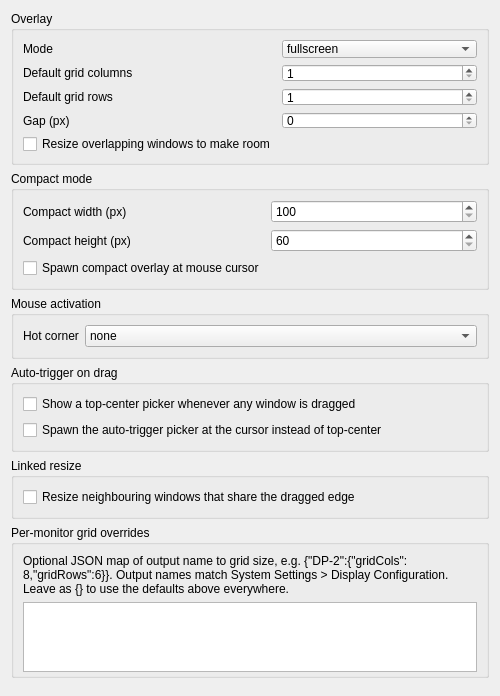
First picture: the form in kwinscript/contents/ui/config.ui, repository Ivan-Malinovski/divvygrid, before the edit.
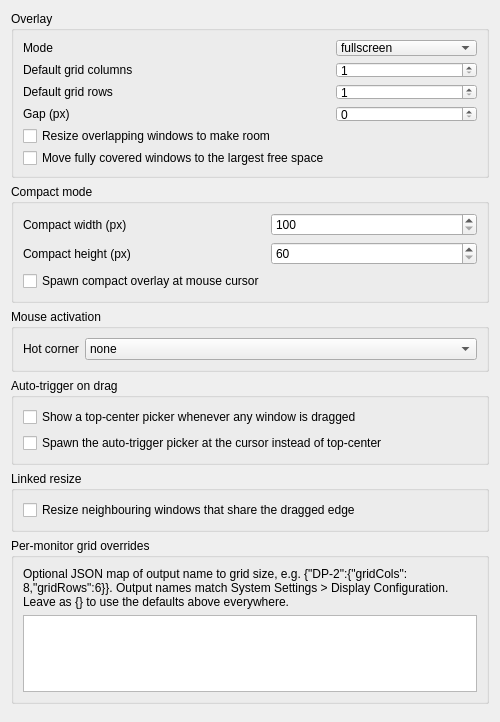
Second picture: the form after the edit.

Commit message: Relocate fully covered windows to the largest free grid region

```diff
--- a/kwinscript/contents/ui/config.ui
+++ b/kwinscript/contents/ui/config.ui
@@ -96,6 +96,13 @@
         </property>
        </widget>
       </item>
+      <item row="5" column="0">
+       <widget class="QCheckBox" name="kcfg_relocateCovered">
+        <property name="text">
+         <string>Move fully covered windows to the largest free space</string>
+        </property>
+       </widget>
+      </item>
      </layout>
     </widget>
    </item>
```
The commit also changes 4 other files.
